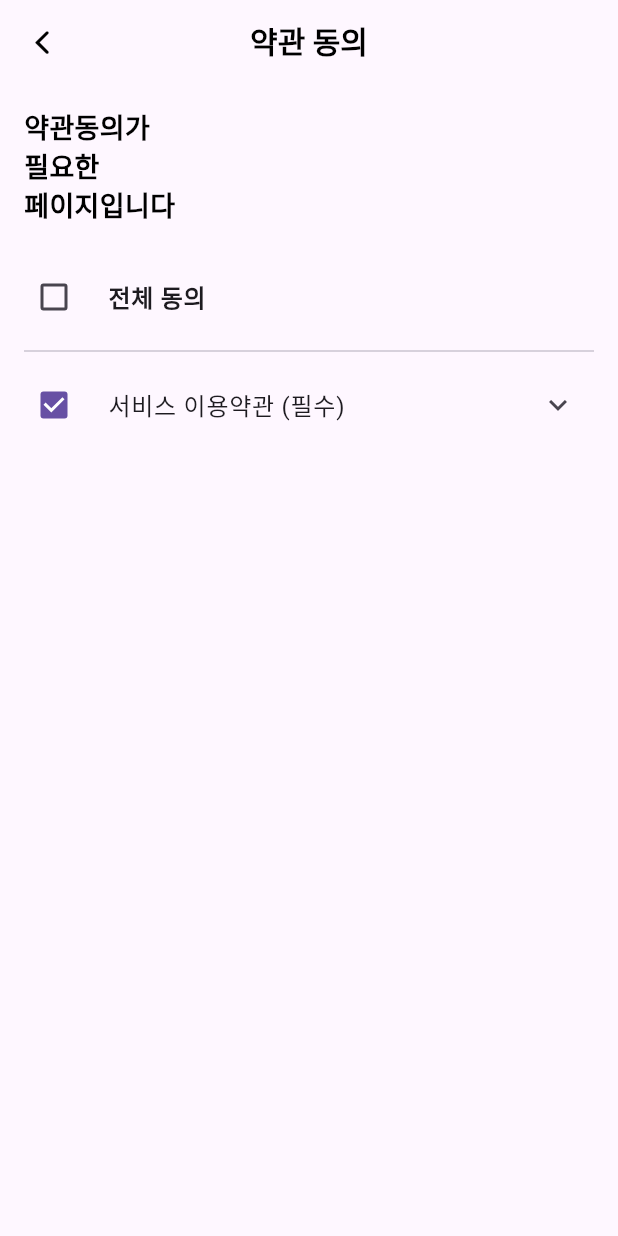
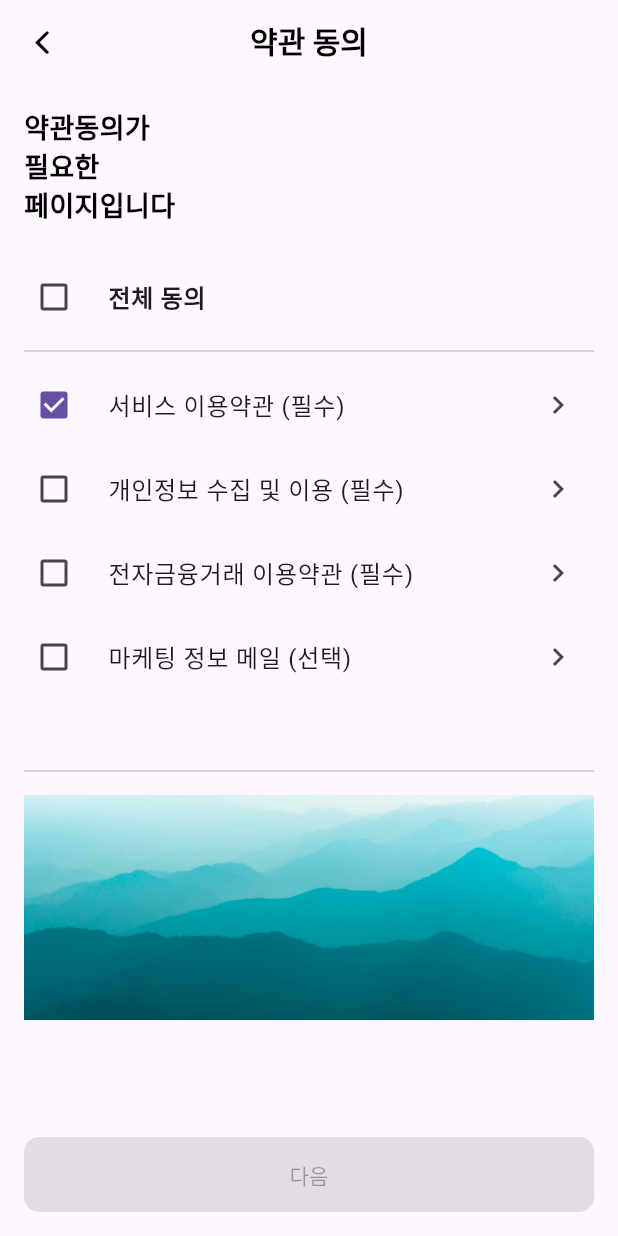
Before and after one commit to dhdhfkk1119/take_breath_front, a Flutter app: the TermsPage screen opened directly, after a tap on "서비스 이용약관 (필수)", on a phone screen of 412 x 824 dp. Run offline on Flutter 3.47's test engine with Material 3 defaults, Android fonts, the phone set to English and light mode, and no system bars; our stand-ins replace flutter_svg, image_picker, mask_text_input_formatter, photo_view.

Commit message:
약관 동의 페이지 UI 완성

```diff
--- a/lib/main.dart
+++ b/lib/main.dart
@@ -22,7 +22,7 @@ class MyApp extends StatelessWidget {
       home: const SplashScreen(),
       routes: {
         "/social_page": (context) => const SocialPage(),
-        "/community_list_page": (context) => const CommunityListPage(),
+        "/main": (context) => const MainScreen(),
       },
       localizationsDelegates: const [
         GlobalMaterialLocalizations.delegate,
--- a/lib/presentation/pages/auth/terms/widgets/terms_body.dart
+++ b/lib/presentation/pages/auth/terms/widgets/terms_body.dart
@@ -1,5 +1,7 @@
 import 'package:flutter/material.dart';
+import 'package:take_breath/_core/constants/custom_color.dart';
 import 'package:take_breath/_core/constants/custom_widget.dart';
+import 'package:take_breath/presentation/pages/auth/terms/widgets/terms_item.dart';
 
 class TermsBody extends StatefulWidget {
   const TermsBody({super.key});
@@ -15,6 +17,14 @@ class _TermsBodyState extends State<TermsBody> {
   bool _isThirdPartyAgreed = false;
   bool _isMarketingAgreed = false;
 
+  // 필수 항목 체크 여부 확인
+  void _updateAllAgreed() {
+    _isAllAgreed = _isServiceAgreed &&
+        _isPrivacyAgreed &&
+        _isThirdPartyAgreed &&
+        _isMarketingAgreed;
+  }
+
   void _toggleAll(bool? value) {
     setState(() {
       _isAllAgreed = value ?? false;
@@ -25,16 +35,57 @@ class _TermsBodyState extends State<TermsBody> {
     });
   }
 
+  // 개별 항목의 상태 변경 처리 로직
+  void _toggleService(bool? value) {
+    setState(() {
+      _isServiceAgreed = value ?? false;
+      _updateAllAgreed();
+    });
+  }
+
+  void _togglePrivacy(bool? value) {
+    setState(() {
+      _isPrivacyAgreed = value ?? false;
+      _updateAllAgreed();
+    });
+  }
+
+  void _toggleTrade(bool? value) {
+    setState(() {
+      _isThirdPartyAgreed = value ?? false;
+      _updateAllAgreed();
+    });
+  }
+
+  void _toggleMarketing(bool? value) {
+    setState(() {
+      _isMarketingAgreed = value ?? false;
+      _updateAllAgreed();
+    });
+  }
+
+  // _TermsBodyState 클래스의 build 메서드 수정
+
   @override
   Widget build(BuildContext context) {
     return Padding(
       padding: const EdgeInsets.all(16.0),
-      child: ListView(
+      child: Column(
+        crossAxisAlignment: CrossAxisAlignment.start,
         children: [
           CustomWidget.buildTitle("약관동의가"),
           CustomWidget.buildTitle("필요한"),
           CustomWidget.buildTitle("페이지입니다"),
           const SizedBox(height: 20),
+
+          // 2. 약관 목록 (스크롤 가능한 부분)
+          // Expanded로 감싸서 남은 공간을 모두 차지하게 하고,
+          // 이 안에서만 스크롤이 되도록 ListView를 사용합니다.
+          Expanded(
+            child: ListView(
+              // ListView의 기본 Padding을 제거하여 꽉 차게 만듭니다.
+              padding: EdgeInsets.zero,
+              children: [
                 CheckboxListTile(
                   title: const Text(
                     "전체 동의",
@@ -46,40 +97,71 @@ class _TermsBodyState extends State<TermsBody> {
                   contentPadding: EdgeInsets.zero,
                 ),
                 const Divider(),
-          CheckboxListTile(
-            title: const Text("서비스 이용약관 (필수)"),
+                TermsItem(
+                  title: "서비스 이용약관 (필수)",
+                  dialogTitle: "서비스 이용 약관",
+                  dialogContent: "서비스 이용 약관의 상세 내용을 등록하세요.",
                   value: _isServiceAgreed,
-            onChanged: (value) {
-              setState(() {
-                _isServiceAgreed = value ?? false;
-              });
-            },
-            controlAffinity: ListTileControlAffinity.leading, // 체크박스 왼쪽
-            contentPadding: EdgeInsets.zero,
-            secondary: IconButton(
-              icon: const Icon(Icons.keyboard_arrow_down),
-              onPressed: () {
-                showDialog(
-                  context: context,
-                  builder: (context) => AlertDialog(
-                    title: const Text("서비스 이용약관"),
-                    content: const SingleChildScrollView(
-                      child: Text(
-                        "여기에 서비스 이용약관 내용을 표시합니다.\n"
-                        "스크롤이 가능한 긴 텍스트를 넣어도 됩니다.",
+                  onChanged: _toggleService,
+                ),
+                TermsItem(
+                  title: "개인정보 수집 및 이용 (필수)",
+                  dialogTitle: "개인정보 수집 및 이용 동의",
+                  dialogContent: "개인정보 수집 및 이용 동의의 상세 내용을 등록하세요.",
+                  value: _isPrivacyAgreed,
+                  onChanged: _togglePrivacy,
+                ),
+                TermsItem(
+                  title: "전자금융거래 이용약관 (필수)",
+                  dialogTitle: "전자 금융 거래 약관 및 이용 동의",
+                  dialogContent: "개인정보 수집 및 이용 동의의 상세 내용을 등록하세요.",
+                  value: _isThirdPartyAgreed,
+                  onChanged: _toggleTrade,
+                ),
+                TermsItem(
+                  title: "마케팅 정보 메일 (선택)",
+                  dialogTitle: "마케팅 정보 메일 약관 및 이용 동의",
+                  dialogContent: "개인정보 수집 및 이용 동의의 상세 내용을 등록하세요.",
+                  value: _isMarketingAgreed,
+                  onChanged: _toggleMarketing,
+                ),
+                const SizedBox(height: 40),
+                const Divider(),
+                Padding(
+                  padding: const EdgeInsets.only(top: 8.0, bottom: 8.0),
+                  child: Container(
+                    width: double.infinity,
+                    height: 150,
+                    decoration: const BoxDecoration(
+                      image: DecorationImage(
+                        image: AssetImage("assets/terms_back.jpg"),
+                        fit: BoxFit.cover,
                       ),
                     ),
-                    actions: [
-                      TextButton(
-                        onPressed: () => Navigator.pop(context),
-                        child: const Text("닫기"),
+                  ),
                 ),
               ],
             ),
-                );
-              },
           ),
-          )
+
+          ElevatedButton(
+            onPressed:
+                (_isServiceAgreed && _isPrivacyAgreed && _isThirdPartyAgreed)
+                    ? () {
+                        // 다음 페이지로 이동 로직
+                      }
+                    : null,
+            child: const Text("다음"),
+            style: ElevatedButton.styleFrom(
+              minimumSize: const Size(double.infinity, 50),
+              shape: RoundedRectangleBorder(
+                borderRadius: BorderRadius.circular(10.0),
+              ),
+              backgroundColor: brandBackColor,
+              foregroundColor: Colors.white,
+            ),
+          ),
+          SizedBox(height: MediaQuery.of(context).padding.bottom > 0 ? 10 : 0),
         ],
       ),
     );
--- a/lib/presentation/pages/auth/terms/widgets/terms_item.dart
+++ b/lib/presentation/pages/auth/terms/widgets/terms_item.dart
@@ -1,10 +1,52 @@
+// terms_item.dart (예시 파일명)
+
 import 'package:flutter/material.dart';
 
 class TermsItem extends StatelessWidget {
-  const TermsItem({super.key});
+  final String title;
+  final String dialogTitle;
+  final String dialogContent;
+  final bool value;
+  final ValueChanged<bool?> onChanged;
+
+  const TermsItem({
+    super.key,
+    required this.title,
+    required this.dialogTitle,
+    required this.dialogContent,
+    required this.value,
+    required this.onChanged,
+  });
 
   @override
   Widget build(BuildContext context) {
-    return const Placeholder();
+    return CheckboxListTile(
+      title: Text(title),
+      value: value,
+      onChanged: onChanged,
+      controlAffinity: ListTileControlAffinity.leading, // 체크박스 왼쪽
+      contentPadding: EdgeInsets.zero,
+      secondary: IconButton(
+        icon:
+            const Icon(Icons.keyboard_arrow_right), // 아이콘 변경 (오른쪽 화살표가 더 자연스러움)
+        onPressed: () {
+          showDialog(
+            context: context,
+            builder: (context) => AlertDialog(
+              title: Text(dialogTitle),
+              content: SingleChildScrollView(
+                child: Text(dialogContent),
+              ),
+              actions: [
+                TextButton(
+                  onPressed: () => Navigator.pop(context),
+                  child: const Text("닫기"),
+                ),
+              ],
+            ),
+          );
+        },
+      ),
+    );
   }
 }
```
Also changed, not shown: lib/_core/constants/custom_text_button.dart (+5 -4 lines), lib/presentation/pages/auth/login/widgets/login_form.dart (+18 -0 lines), lib/presentation/pages/auth/social/widgets/social_body.dart (+7 -3 lines), assets/terms_back.jpg (added). Lines whose indentation alone changed are shown as unchanged.
